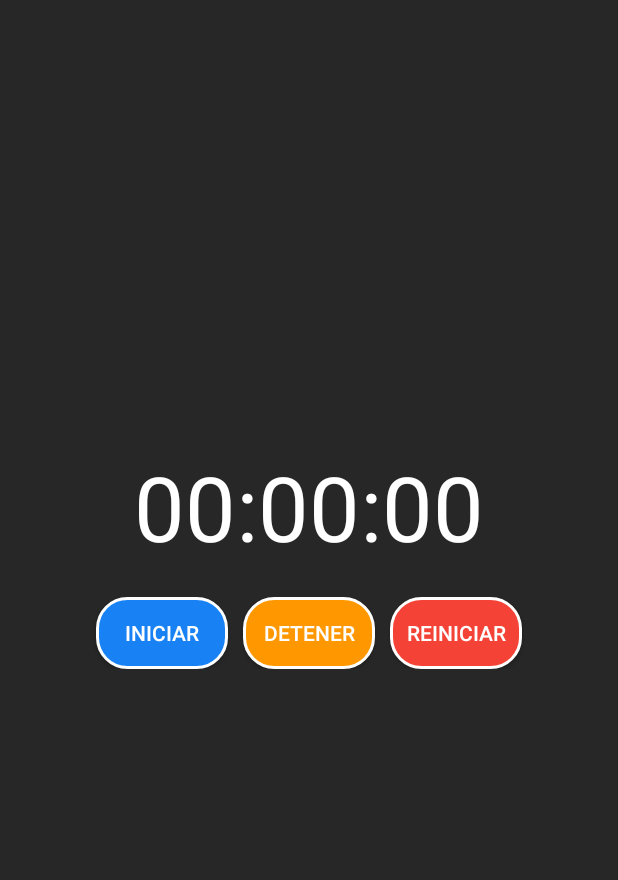
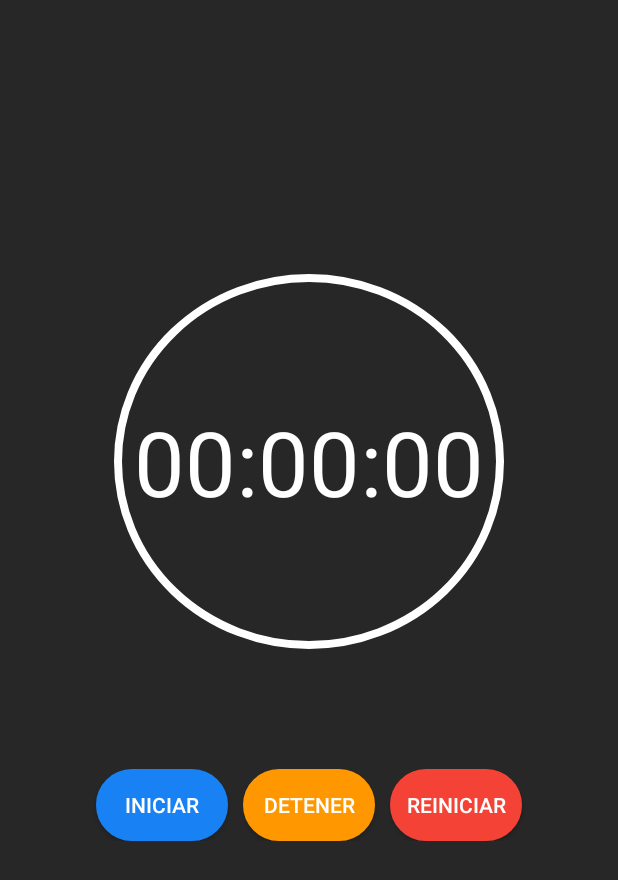
Before and after one commit to GaelQuintero/cronometro_project, an Android app built with Jetpack Compose: the screen it shows after launch (MainActivity), on a phone screen of 412 x 824 dp. Shown: the top 880 px of the screen. Run offline under Robolectric (Android 15) with nearby library versions, the phone set to English and light mode, and no system bars.

Commit message:
Mejora de UI en el modulo para celulares

```diff
--- a/mobile/src/main/java/SH_U2/cronometro_project/MainActivity.kt
+++ b/mobile/src/main/java/SH_U2/cronometro_project/MainActivity.kt
@@ -30,7 +30,7 @@ class MainActivity : AppCompatActivity() {
 
     override fun onCreate(savedInstanceState: Bundle?) {
         super.onCreate(savedInstanceState)
-        setContentView(R.layout.layout) // Asegúrate de que el nombre del layout sea correcto
+        setContentView(R.layout.layout) // Nombre del UI
 
         // Inicializa las vistas
         timerTextView = findViewById(R.id.timerTextView)
@@ -38,7 +38,7 @@ class MainActivity : AppCompatActivity() {
         stopButton = findViewById(R.id.stopButton)
         resetButton = findViewById(R.id.resetButton)
 
-        // Asigna los listeners a los botones
+        // listeners a los botones
         startButton.setOnClickListener { startTimer() }
         stopButton.setOnClickListener { stopTimer() }
         resetButton.setOnClickListener { resetTimer() }
--- /dev/null
+++ b/mobile/src/main/res/drawable/circle_background.xml
@@ -0,0 +1,10 @@
+<?xml version="1.0" encoding="utf-8"?>
+<shape xmlns:android="http://schemas.android.com/apk/res/android"
+    android:shape="oval">
+    <size
+        android:width="260dp"
+        android:height="250dp"/> <!-- tamaño del círculo -->
+    <stroke
+        android:width="5dp"
+        android:color="#FFFFFF"/> <!-- color y el grosor del borde -->
+</shape>
--- a/mobile/src/main/res/drawable/rounded_button_detener.xml
+++ b/mobile/src/main/res/drawable/rounded_button_detener.xml
@@ -4,10 +4,10 @@
     <solid android:color="#FF9800" />
 
     <!-- Bordes redondeados -->
-    <corners android:radius="20dp" />
+    <corners android:radius="100dp" />
 
     <!-- Borde opcional -->
     <stroke
         android:width="2dp"
-        android:color="#FFFFFF" />
+        android:color="#FF9800" />
 </shape>
--- a/mobile/src/main/res/drawable/rounded_button_iniciar.xml
+++ b/mobile/src/main/res/drawable/rounded_button_iniciar.xml
@@ -4,10 +4,10 @@
     <solid android:color="#1882F4" />
 
     <!-- Bordes redondeados -->
-    <corners android:radius="20dp" />
+    <corners android:radius="100dp" />
 
     <!-- Borde opcional -->
     <stroke
         android:width="2dp"
-        android:color="#FFFFFF" />
+        android:color="#1882F4" />
 </shape>
--- a/mobile/src/main/res/drawable/rounded_button_reiniciar.xml
+++ b/mobile/src/main/res/drawable/rounded_button_reiniciar.xml
@@ -4,10 +4,10 @@
     <solid android:color="#F44336" />
 
     <!-- Bordes redondeados -->
-    <corners android:radius="20dp" />
+    <corners android:radius="100dp" />
 
     <!-- Borde opcional -->
     <stroke
         android:width="2dp"
-        android:color="#FFFFFF" />
+        android:color="#F44336" />
 </shape>
--- a/mobile/src/main/res/layout/layout.xml
+++ b/mobile/src/main/res/layout/layout.xml
@@ -12,6 +12,8 @@
         android:id="@+id/timerTextView"
         android:layout_width="wrap_content"
         android:layout_height="wrap_content"
+        android:background="@drawable/circle_background"
+        android:gravity="center"
         android:text="00:00:00"
         android:textSize="60sp"
         android:textColor="#FFFFFF"
@@ -22,7 +24,7 @@
         android:layout_width="match_parent"
         android:layout_height="wrap_content"
         android:orientation="horizontal"
-        android:layout_marginTop="20dp"
+        android:layout_marginTop="80dp"
         android:gravity="center">
 
         <!-- Botón de Iniciar -->
```
